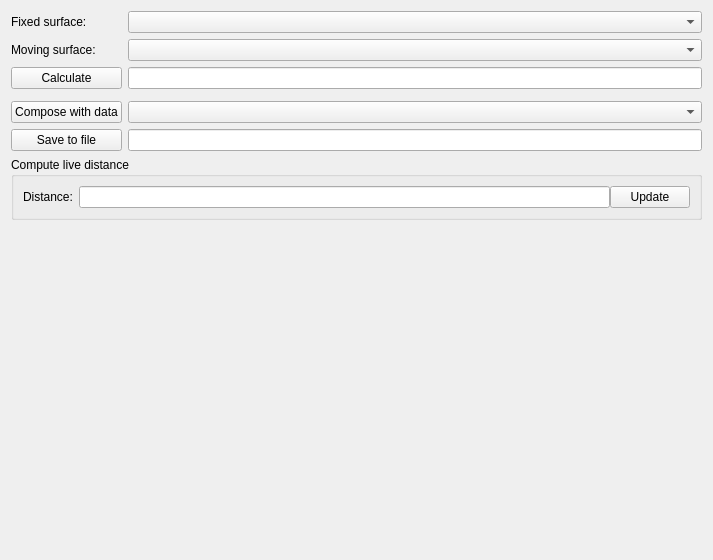
This is Code/Gui/MITK/Plugins/uk.ac.ucl.cmic.igisurfacereg/src/internal/SurfaceRegView.ui in NifTK/NifTK as Qt 5 draws it before an edit. The edited form follows.
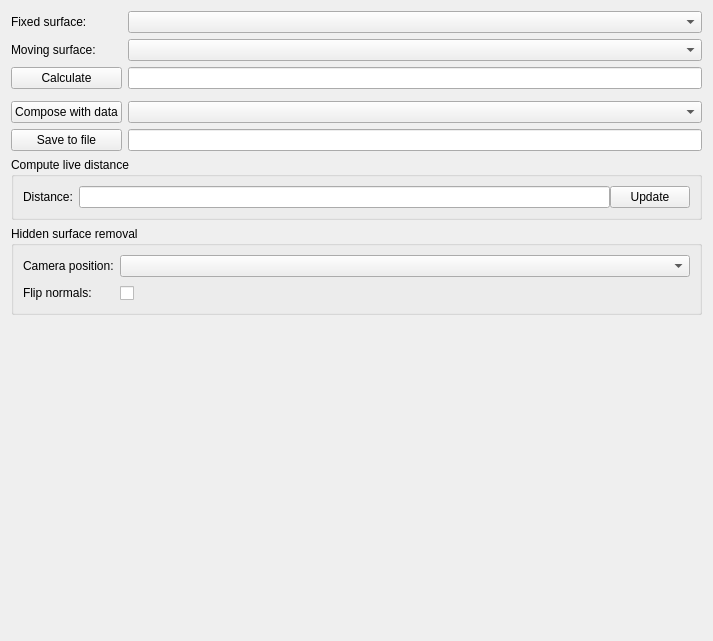
This is the edited form. Custom widgets are drawn as their Qt base class.

```diff
--- a/Code/Gui/MITK/Plugins/uk.ac.ucl.cmic.igisurfacereg/src/internal/SurfaceRegView.ui
+++ b/Code/Gui/MITK/Plugins/uk.ac.ucl.cmic.igisurfacereg/src/internal/SurfaceRegView.ui
@@ -7,7 +7,7 @@
     <x>0</x>
     <y>0</y>
     <width>713</width>
-    <height>560</height>
+    <height>641</height>
    </rect>
   </property>
   <property name="windowTitle">
@@ -118,6 +118,51 @@
        </layout>
       </widget>
      </item>
+     <item>
+      <widget class="ctkCollapsibleGroupBox" name="m_HiddenSurfaceRemovalGroupBox">
+       <property name="toolTip">
+        <string>On &quot;moving surface&quot;.</string>
+       </property>
+       <property name="title">
+        <string>Hidden surface removal</string>
+       </property>
+       <layout class="QFormLayout" name="formLayout_2">
+        <property name="fieldGrowthPolicy">
+         <enum>QFormLayout::AllNonFixedFieldsGrow</enum>
+        </property>
+        <item row="0" column="0">
+         <widget class="QLabel" name="label_2">
+          <property name="text">
+           <string>Camera position:</string>
+          </property>
+         </widget>
+        </item>
+        <item row="0" column="1">
+         <widget class="QmitkDataStorageComboBox" name="m_CameraNodeComboBox"/>
+        </item>
+        <item row="1" column="1">
+         <widget class="QCheckBox" name="m_FlipNormalsCheckBox">
+          <property name="toolTip">
+           <string>If your &quot;moving surface&quot; is inside-out.</string>
+          </property>
+          <property name="text">
+           <string> </string>
+          </property>
+         </widget>
+        </item>
+        <item row="1" column="0">
+         <widget class="QLabel" name="label_3">
+          <property name="toolTip">
+           <string>If your &quot;moving surface&quot; is inside-out.</string>
+          </property>
+          <property name="text">
+           <string>Flip normals:</string>
+          </property>
+         </widget>
+        </item>
+       </layout>
+      </widget>
+     </item>
      <item>
       <spacer name="verticalSpacer">
        <property name="orientation">
```
Left out of the diff: 6 changed lines with no effect on the pictures.
